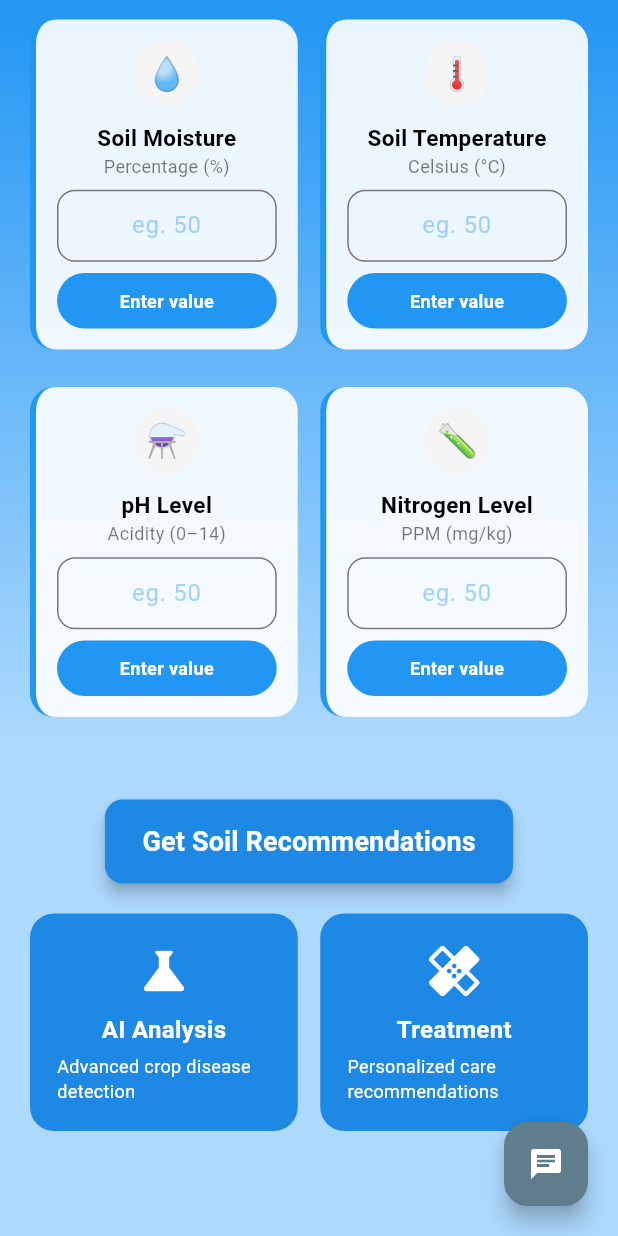
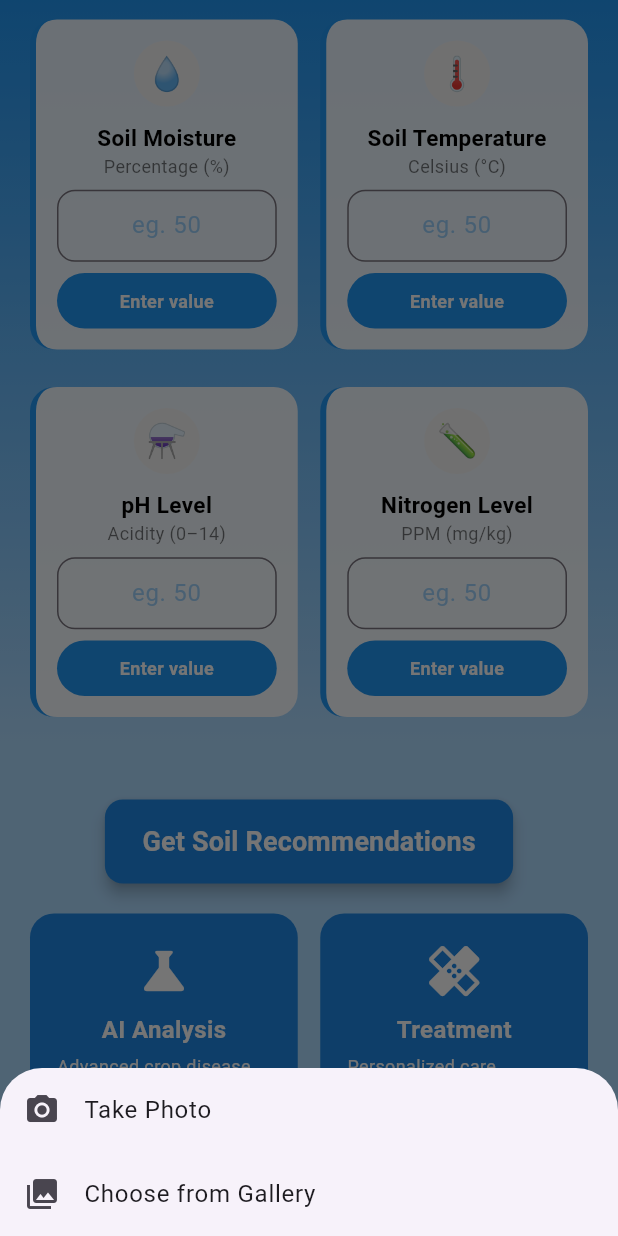
Before and after one commit to pranav14-1/HariVest, a Flutter app: the Dashboard screen opened by its route, scrolled down 478 dp, after a tap on "AI Analysis", on a phone screen of 412 x 824 dp. Run offline on Flutter 3.47's test engine with Material 3 defaults, Android fonts, the phone set to English and light mode, and no system bars; our stand-ins replace firebase_auth, firebase_core, flutter_dotenv, google_generative_ai, image_picker; accounts and stored records are empty.

Commit message:
Refactor image picking logic in dashboard
Replaced the old camera model with a new pick_image model that supports both camera and gallery image selection via a modal bottom sheet. Updated dashboard to use the new pickImage function for improved user experience.

```diff
--- a/lib/models/camera.dart
+++ /dev/null
@@ -1,9 +0,0 @@
-import 'package:image_picker/image_picker.dart';
-Future<void> openCamera() async {
-  final ImagePicker picker = ImagePicker();
-  final XFile? image = await picker.pickImage(source: ImageSource.camera);
-
-  if (image != null) {
-    print('Image captured: ${image.path}');
-  }
-}
--- /dev/null
+++ b/lib/models/pick_image.dart
@@ -0,0 +1,42 @@
+import 'package:flutter/material.dart';
+import 'package:image_picker/image_picker.dart';
+
+Future<void> pickImage(BuildContext context) async {
+  final ImagePicker picker = ImagePicker();
+
+  showModalBottomSheet(
+    context: context,
+    builder: (BuildContext ctx) {
+      return SafeArea(
+        child: Wrap(
+          children: [
+            ListTile(
+              leading: const Icon(Icons.camera_alt),
+              title: const Text('Take Photo'),
+              onTap: () async {
+                Navigator.of(ctx).pop();
+                final XFile? image = await picker.pickImage(source: ImageSource.camera);
+                if (image != null) {
+                  // Handle the captured image (e.g., upload)
+                  print('Image captured: ${image.path}');
+                }
+              },
+            ),
+            ListTile(
+              leading: const Icon(Icons.photo_library),
+              title: const Text('Choose from Gallery'),
+              onTap: () async {
+                Navigator.of(ctx).pop();
+                final XFile? image = await picker.pickImage(source: ImageSource.gallery);
+                if (image != null) {
+                  // Handle the selected image (e.g., upload)
+                  print('Image selected: ${image.path}');
+                }
+              },
+            ),
+          ],
+        ),
+      );
+    },
+  );
+}
--- a/lib/screens/dashboard.dart
+++ b/lib/screens/dashboard.dart
@@ -1,6 +1,6 @@
 import 'dart:async';
 import 'package:flutter/material.dart';
-import 'package:pws/models/camera.dart';
+import 'package:pws/models/pick_image.dart';
 import 'package:pws/models/chat_bot.dart';
 
 final List<Map<String, dynamic>> mockMarketPrices = [
@@ -739,7 +739,7 @@
                             borderRadius: BorderRadius.circular(16),
                           ),
                           child: InkWell(
-                            onTap: openCamera,
+                            onTap: () => pickImage(context),
                             borderRadius: BorderRadius.circular(16),
                             child: const Column(
                               children: [
```
